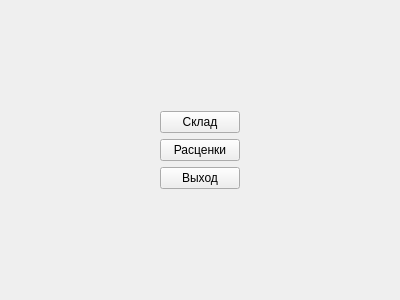
Qt form mainmenuforma.ui (Lelius/protyazhka) before a commit.
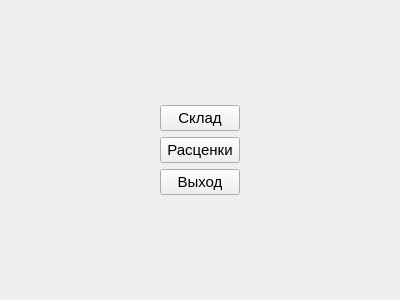
The same form after that commit.

Commit message: Увеличил различные шрифты в формах. Стало намного приятнее для глаз.

```diff
--- a/mainmenuforma.ui
+++ b/mainmenuforma.ui
@@ -46,6 +46,11 @@
       <layout class="QGridLayout" name="gridLayout">
        <item row="0" column="0">
         <widget class="QPushButton" name="pushButtonStock">
+         <property name="font">
+          <font>
+           <pointsize>11</pointsize>
+          </font>
+         </property>
          <property name="text">
           <string>Склад</string>
          </property>
@@ -53,6 +58,11 @@
        </item>
        <item row="1" column="0">
         <widget class="QPushButton" name="pushButtonCost">
+         <property name="font">
+          <font>
+           <pointsize>11</pointsize>
+          </font>
+         </property>
          <property name="text">
           <string>Расценки</string>
          </property>
@@ -60,6 +70,11 @@
        </item>
        <item row="2" column="0">
         <widget class="QPushButton" name="pushButtonExit">
+         <property name="font">
+          <font>
+           <pointsize>11</pointsize>
+          </font>
+         </property>
          <property name="text">
           <string>Выход</string>
          </property>
```
The commit also changes 7 other files.
